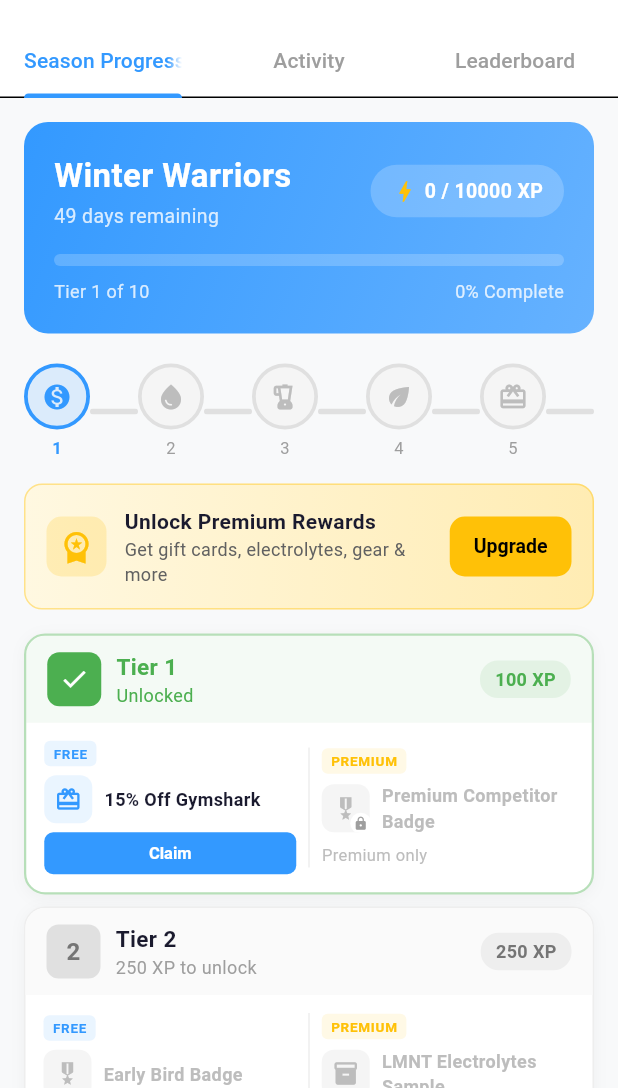
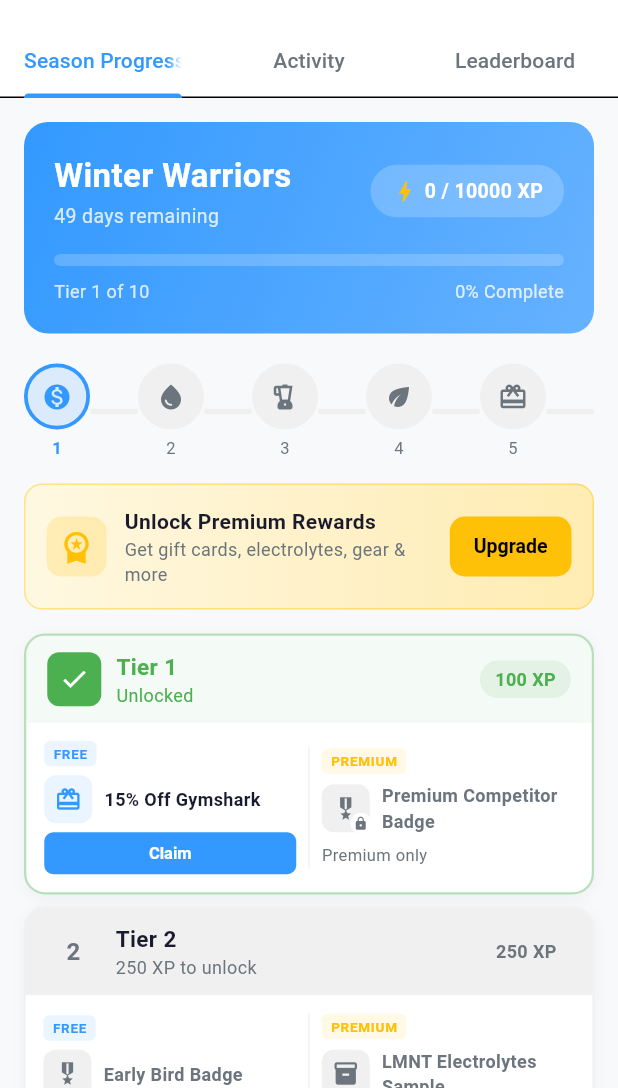
Before and after one commit to bbakenhus7/rivl, a Flutter app: the ActivityFeedScreen screen opened directly, on a phone screen of 412 x 824 dp, the part 148-1236 px from its top. Run offline on Flutter 3.47's test engine with Material 3 defaults, Android fonts, the phone set to English and light mode, and no system bars; our stand-ins replace cloud_firestore, cloud_functions, firebase_auth, firebase_core, firebase_messaging; missing offline and left inert: flutter_stripe; accounts and stored records are empty.

Commit message:
Fix dark/light mode: replace hardcoded colors with theme-aware alternatives
Replaced ~120 hardcoded Colors.white, Colors.grey[N] instances across 8 files
with context.surface, context.surfaceVariant, context.textPrimary, and
context.textSecondary from the ThemeContext extension. This ensures all UI
elements adapt correctly when switching between light and dark themes.

https://claude.ai/code/session_01TuWCikkQBQPgeTTD8jeoqo

```diff
--- a/lib/screens/challenges/challenges_screen.dart
+++ b/lib/screens/challenges/challenges_screen.dart
@@ -269,7 +269,7 @@ class IllustratedEmptyState extends StatelessWidget {
                 subtitle,
                 style: TextStyle(
                   fontSize: 14,
-                  color: Colors.grey[500],
+                  color: context.textSecondary,
                   height: 1.5,
                 ),
                 textAlign: TextAlign.center,
--- a/lib/screens/create/create_challenge_screen.dart
+++ b/lib/screens/create/create_challenge_screen.dart
@@ -1455,7 +1455,7 @@ class _OpponentPickerSheetState extends State<_OpponentPickerSheet> {
                   height: 4,
                   margin: const EdgeInsets.symmetric(vertical: 12),
                   decoration: BoxDecoration(
-                    color: Colors.grey[400],
+                    color: context.surfaceVariant,
                     borderRadius: BorderRadius.circular(2),
                   ),
                 ),
@@ -1523,7 +1523,7 @@ class _OpponentPickerSheetState extends State<_OpponentPickerSheet> {
                               Icon(
                                 Icons.search,
                                 size: 56,
-                                color: Colors.grey[400],
+                                color: context.textSecondary,
                               ),
                               const SizedBox(height: 16),
                               Text(
@@ -1557,7 +1557,7 @@ class _OpponentPickerSheetState extends State<_OpponentPickerSheet> {
                               Icon(
                                 Icons.person_off_outlined,
                                 size: 56,
-                                color: Colors.grey[400],
+                                color: context.textSecondary,
                               ),
                               const SizedBox(height: 16),
                               Text(
--- a/lib/screens/feed/activity_feed_screen.dart
+++ b/lib/screens/feed/activity_feed_screen.dart
@@ -52,7 +52,7 @@ class _ActivityFeedScreenState extends State<ActivityFeedScreen>
         bottom: TabBar(
           controller: _tabController,
           labelColor: RivlColors.primary,
-          unselectedLabelColor: Colors.grey,
+          unselectedLabelColor: context.textSecondary,
           indicatorColor: RivlColors.primary,
           indicatorSize: TabBarIndicatorSize.label,
           tabs: const [
@@ -94,20 +94,20 @@ class _ActivityTab extends StatelessWidget {
             child: Column(
               mainAxisAlignment: MainAxisAlignment.center,
               children: [
-                Icon(Icons.dynamic_feed, size: 64, color: Colors.grey[400]),
+                Icon(Icons.dynamic_feed, size: 64, color: context.textSecondary),
                 const SizedBox(height: 16),
                 Text(
                   'No activity yet',
                   style: TextStyle(
                     fontSize: 18,
-                    color: Colors.grey[600],
+                    color: context.textSecondary,
                     fontWeight: FontWeight.w500,
                   ),
                 ),
                 const SizedBox(height: 8),
                 Text(
                   'Challenge someone to get the feed going!',
-                  style: TextStyle(color: Colors.grey[500]),
+                  style: TextStyle(color: context.textSecondary),
                 ),
               ],
             ),
@@ -323,7 +323,7 @@ class _PodiumCard extends StatelessWidget {
             overflow: TextOverflow.ellipsis,
           ),
         ),
-        Text('${entry.wins} wins', style: TextStyle(fontSize: 11, color: Colors.grey[600])),
+        Text('${entry.wins} wins', style: TextStyle(fontSize: 11, color: context.textSecondary)),
         const SizedBox(height: 6),
         Container(
           width: isFirst ? 85 : 70,
@@ -375,7 +375,7 @@ class _LeaderboardTile extends StatelessWidget {
                 '#${entry.rank}',
                 style: TextStyle(
                   fontWeight: FontWeight.bold,
-                  color: entry.isCurrentUser ? RivlColors.primary : Colors.grey[600],
+                  color: entry.isCurrentUser ? RivlColors.primary : context.textSecondary,
                 ),
               ),
             ),
@@ -421,7 +421,7 @@ class _LeaderboardTile extends StatelessWidget {
                       ],
                     ],
                   ),
-                  Text('@${entry.username}', style: TextStyle(fontSize: 12, color: Colors.grey[500])),
+                  Text('@${entry.username}', style: TextStyle(fontSize: 12, color: context.textSecondary)),
                 ],
               ),
             ),
@@ -429,7 +429,7 @@ class _LeaderboardTile extends StatelessWidget {
               crossAxisAlignment: CrossAxisAlignment.end,
               children: [
                 Text('${entry.wins} wins', style: const TextStyle(fontWeight: FontWeight.bold)),
-                Text('${(entry.winRate * 100).toInt()}%', style: TextStyle(fontSize: 12, color: Colors.grey[500])),
+                Text('${(entry.winRate * 100).toInt()}%', style: TextStyle(fontSize: 12, color: context.textSecondary)),
               ],
             ),
           ],
@@ -462,9 +462,9 @@ class _SeasonTab extends StatelessWidget {
             child: Column(
               mainAxisAlignment: MainAxisAlignment.center,
               children: [
-                Icon(Icons.military_tech, size: 64, color: Colors.grey[400]),
+                Icon(Icons.military_tech, size: 64, color: context.textSecondary),
                 const SizedBox(height: 16),
-                Text('No season data', style: TextStyle(fontSize: 18, color: Colors.grey[600])),
+                Text('No season data', style: TextStyle(fontSize: 18, color: context.textSecondary)),
               ],
             ),
           );
@@ -612,7 +612,7 @@ class _SeasonTab extends StatelessWidget {
                             ),
                             Text(
                               'Get gift cards, electrolytes, gear & more',
-                              style: TextStyle(color: Colors.grey[700], fontSize: 12),
+                              style: TextStyle(color: context.textSecondary, fontSize: 12),
                             ),
                           ],
                         ),
@@ -710,7 +710,7 @@ class _BattlePassBar extends StatelessWidget {
                     borderRadius: BorderRadius.circular(2),
                     child: LinearProgressIndicator(
                       value: segmentProgress,
-                      backgroundColor: Colors.grey[300],
+                      backgroundColor: context.surfaceVariant,
                       valueColor: AlwaysStoppedAnimation<Color>(
                         isUnlocked ? RivlColors.success : RivlColors.primary,
                       ),
@@ -769,9 +769,9 @@ class _TierNode extends StatelessWidget {
       iconColor = RivlColors.primary;
       borderColor = RivlColors.primary;
     } else {
-      bgColor = Colors.grey[100]!;
-      iconColor = Colors.grey[400]!;
-      borderColor = Colors.grey[300]!;
+      bgColor = context.surfaceVariant;
+      iconColor = context.textSecondary;
+      borderColor = context.surfaceVariant;
     }
 
     return Column(
@@ -797,7 +797,7 @@ class _TierNode extends StatelessWidget {
           style: TextStyle(
             fontSize: 11,
             fontWeight: isActive || isUnlocked ? FontWeight.bold : FontWeight.normal,
-            color: isActive ? RivlColors.primary : isUnlocked ? RivlColors.success : Colors.grey[500],
+            color: isActive ? RivlColors.primary : isUnlocked ? RivlColors.success : context.textSecondary,
           ),
         ),
       ],
@@ -835,12 +835,12 @@ class _TierRewardCard extends StatelessWidget {
     return Container(
       margin: const EdgeInsets.symmetric(horizontal: 16, vertical: 4),
       decoration: BoxDecoration(
-        color: Colors.white,
+        color: context.surface,
         borderRadius: BorderRadius.circular(14),
         border: Border.all(
           color: isUnlocked
               ? RivlColors.success.withOpacity(0.4)
-              : Colors.grey[200]!,
+              : context.surfaceVariant,
           width: isUnlocked ? 1.5 : 1,
         ),
         boxShadow: [
@@ -859,7 +859,7 @@ class _TierRewardCard extends StatelessWidget {
             decoration: BoxDecoration(
               color: isUnlocked
                   ? RivlColors.success.withOpacity(0.06)
-                  : Colors.grey[50],
+                  : context.surfaceVariant,
               borderRadius: const BorderRadius.vertical(top: Radius.circular(13)),
             ),
             child: Row(
@@ -868,7 +868,7 @@ class _TierRewardCard extends StatelessWidget {
                   width: 36,
                   height: 36,
                   decoration: BoxDecoration(
-                    color: isUnlocked ? RivlColors.success : Colors.grey[300],
+                    color: isUnlocked ? RivlColors.success : context.surfaceVariant,
                     borderRadius: BorderRadius.circular(8),
                   ),
                   child: Center(
@@ -879,7 +879,7 @@ class _TierRewardCard extends StatelessWidget {
                             style: TextStyle(
                               fontSize: 16,
                               fontWeight: FontWeight.bold,
-                              color: Colors.grey[600],
+                              color: context.textSecondary,
                             ),
                           ),
                   ),
@@ -903,7 +903,7 @@ class _TierRewardCard extends StatelessWidget {
                             : '${(xpNeeded - currentXP).clamp(0, xpNeeded)} XP to unlock',
                         style: TextStyle(
                           fontSize: 12,
-                          color: isUnlocked ? RivlColors.success : Colors.grey[500],
+                          color: isUnlocked ? RivlColors.success : context.textSecondary,
                         ),
                       ),
                     ],
@@ -914,7 +914,7 @@ class _TierRewardCard extends StatelessWidget {
                   decoration: BoxDecoration(
                     color: isUnlocked
                         ? RivlColors.success.withOpacity(0.1)
-                        : Colors.grey[200],
+                        : context.surfaceVariant,
                     borderRadius: BorderRadius.circular(12),
                   ),
                   child: Text(
@@ -922,7 +922,7 @@ class _TierRewardCard extends StatelessWidget {
                     style: TextStyle(
                       fontSize: 12,
                       fontWeight: FontWeight.bold,
-                      color: isUnlocked ? RivlColors.success : Colors.grey[600],
+                      color: isUnlocked ? RivlColors.success : context.textSecondary,
                     ),
                   ),
                 ),
@@ -953,7 +953,7 @@ class _TierRewardCard extends StatelessWidget {
                   width: 1,
                   height: 80,
                   margin: const EdgeInsets.symmetric(horizontal: 8),
-                  color: Colors.grey[200],
+                  color: context.surfaceVariant,
                 ),
                 // Premium track
                 Expanded(
@@ -1032,7 +1032,7 @@ class _RewardItem extends StatelessWidget {
               width: 32,
               height: 32,
               decoration: BoxDecoration(
-                color: isLocked ? Colors.grey[100] : trackColor.withOpacity(0.1),
+                color: isLocked ? context.surfaceVariant : trackColor.withOpacity(0.1),
                 borderRadius: BorderRadius.circular(8),
               ),
               child: Stack(
@@ -1041,7 +1041,7 @@ class _RewardItem extends StatelessWidget {
                     child: Icon(
                       _rewardIcon(reward.type),
                       size: 18,
-                      color: isLocked ? Colors.grey[400] : trackColor,
+                      color: isLocked ? context.textSecondary : trackColor,
                     ),
                   ),
                   if (showLock)
@@ -1054,7 +1054,7 @@ class _RewardItem extends StatelessWidget {
                           color: Colors.white,
                           shape: BoxShape.circle,
                         ),
-                        child: Icon(Icons.lock, size: 10, color: Colors.grey[500]),
+                        child: Icon(Icons.lock, size: 10, color: context.textSecondary),
                       ),
                     ),
                 ],
@@ -1067,7 +1067,7 @@ class _RewardItem extends StatelessWidget {
                 style: TextStyle(
                   fontWeight: FontWeight.w600,
                   fontSize: 12,
-                  color: isLocked ? Colors.grey[400] : null,
+                  color: isLocked ? context.textSecondary : null,
                 ),
                 maxLines: 2,
                 overflow: TextOverflow.ellipsis,
@@ -1118,7 +1118,7 @@ class _RewardItem extends StatelessWidget {
         else
           Text(
             showLock ? 'Premium only' : 'Locked',
-            style: TextStyle(fontSize: 11, color: Colors.grey[400]),
+            style: TextStyle(fontSize: 11, color: context.textSecondary),
           ),
       ],
     );
@@ -1219,7 +1219,7 @@ class _ActivityFeedTile extends StatelessWidget {
                         ),
                         TextSpan(
                           text: ' ${_actionText(item)}',
-                          style: TextStyle(color: Colors.grey[700]),
+                          style: TextStyle(color: context.textSecondary),
                         ),
                       ],
                     ),
@@ -1249,7 +1249,7 @@ class _ActivityFeedTile extends StatelessWidget {
                   const SizedBox(height: 4),
                   Text(
                     _timeAgo(item.createdAt),
-                    style: TextStyle(color: Colors.grey[400], fontSize: 12),
+                    style: TextStyle(color: context.textSecondary, fontSize: 12),
                   ),
                 ],
               ),
@@ -1257,7 +1257,7 @@ class _ActivityFeedTile extends StatelessWidget {
             if (item.hasChallenge)
               Padding(
                 padding: const EdgeInsets.only(top: 8),
-                child: Icon(Icons.chevron_right, color: Colors.grey[400], size: 20),
+                child: Icon(Icons.chevron_right, color: context.textSecondary, size: 20),
               ),
           ],
         ),
--- a/lib/widgets/confetti_celebration.dart
+++ b/lib/widgets/confetti_celebration.dart
@@ -335,7 +335,9 @@ class IllustratedEmptyState extends StatelessWidget {
               subtitle,
               style: TextStyle(
                 fontSize: 15,
-                color: Colors.grey[500],
+                color: Theme.of(context).brightness == Brightness.dark
+                    ? Colors.grey[400]
+                    : Colors.grey[500],
                 height: 1.4,
               ),
               textAlign: TextAlign.center,
```
Also changed, not shown: lib/screens/challenges/challenge_detail_screen.dart (+13 -7 lines), lib/screens/home/home_screen.dart (+31 -27 lines), lib/screens/profile/profile_screen.dart (+22 -22 lines), lib/widgets/challenge_card.dart (+12 -12 lines).
